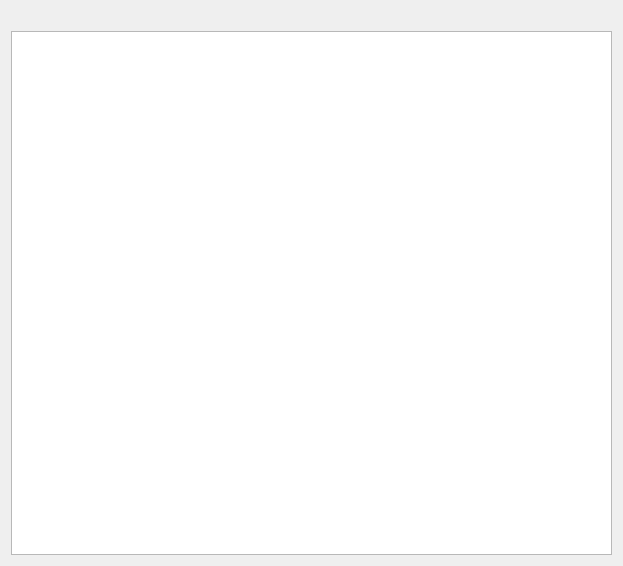
First picture: the form in albumview.ui, repository talitintti/Gridlink, before the edit.
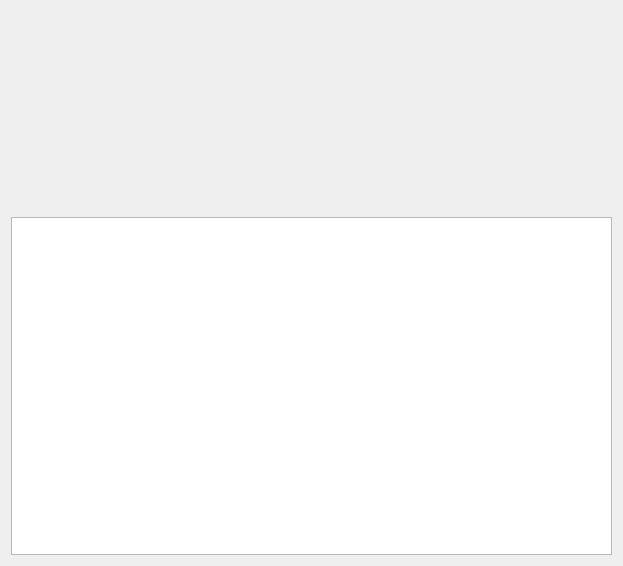
Second picture: the form after the edit.

Diff of the .ui file:
```diff
--- a/albumview.ui
+++ b/albumview.ui
@@ -18,11 +18,36 @@
     <layout class="QHBoxLayout" name="horizontalLayout">
      <item>
       <widget class="QLabel" name="label_album_pic">
+       <property name="minimumSize">
+        <size>
+         <width>200</width>
+         <height>200</height>
+        </size>
+       </property>
+       <property name="maximumSize">
+        <size>
+         <width>200</width>
+         <height>200</height>
+        </size>
+       </property>
        <property name="text">
         <string/>
        </property>
       </widget>
      </item>
+     <item>
+      <spacer name="horizontalSpacer">
+       <property name="orientation">
+        <enum>Qt::Orientation::Horizontal</enum>
+       </property>
+       <property name="sizeHint" stdset="0">
+        <size>
+         <width>40</width>
+         <height>20</height>
+        </size>
+       </property>
+      </spacer>
+     </item>
     </layout>
    </item>
    <item>
```
